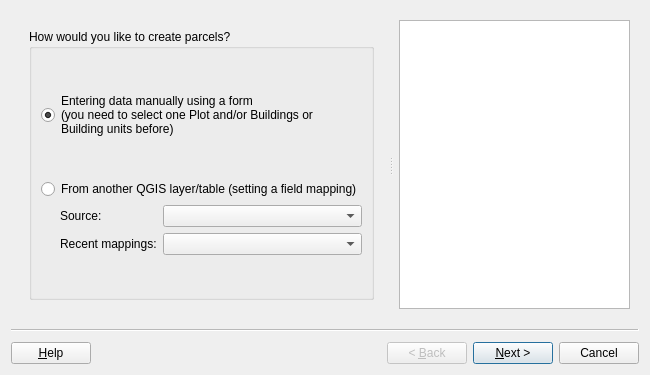
First picture: the form in asistente_ladm_col/ui/wiz_create_parcel_cadastre.ui, repository SwissTierrasColombia/Asistente-LADM-COL, before the edit.
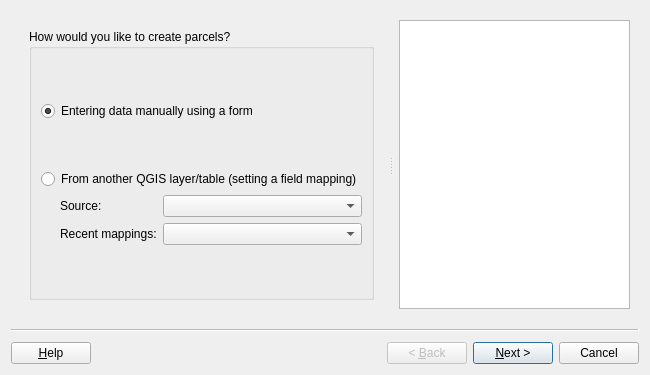
Second picture: the form after the edit. Icons and pictures are not drawn. Custom widgets are drawn as their Qt base class.

Commit message: [map_tool] Update messages/labels; add tooltips to select buttons creating parcels and addesses

What changed in the file:
```diff
--- a/asistente_ladm_col/ui/wiz_create_parcel_cadastre.ui
+++ b/asistente_ladm_col/ui/wiz_create_parcel_cadastre.ui
@@ -65,9 +65,7 @@
            <item row="1" column="0" colspan="2">
             <widget class="QRadioButton" name="rad_parcel_from_plot">
              <property name="text">
-              <string>Entering data manually using a form
-(you need to select one Plot and/or Buildings or 
-Building units before)</string>
+              <string>Entering data manually using a form</string>
              </property>
              <property name="checked">
               <bool>true</bool>
```
Left out of the diff: 18 changed lines with no effect on the pictures. The commit also changes 3 other files.
